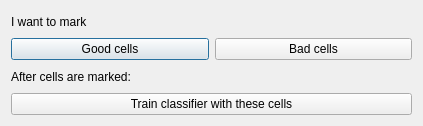
Qt form views/listclassifier.ui (tmramalho/bigCellBrotherGUI) before a commit.
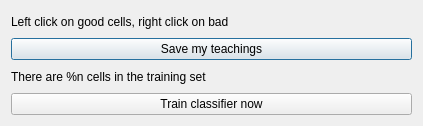
The same form after that commit.

```diff
--- a/views/listclassifier.ui
+++ b/views/listclassifier.ui
@@ -28,35 +28,28 @@
      <item row="0" column="0" colspan="2">
       <widget class="QLabel" name="label">
        <property name="text">
-        <string>I want to mark</string>
+        <string>Left click on good cells, right click on bad</string>
        </property>
       </widget>
      </item>
-     <item row="1" column="0">
-      <widget class="QPushButton" name="goodCells">
+     <item row="1" column="0" colspan="2">
+      <widget class="QPushButton" name="save">
        <property name="text">
-        <string>Good cells</string>
+        <string>Save my teachings</string>
        </property>
       </widget>
      </item>
-     <item row="1" column="1">
-      <widget class="QPushButton" name="badCells">
-       <property name="text">
-        <string>Bad cells</string>
-       </property>
-      </widget>
-     </item>
-     <item row="2" column="0" colspan="2">
+     <item row="3" column="0" colspan="2">
       <widget class="QLabel" name="label_2">
        <property name="text">
-        <string>After cells are marked:</string>
+        <string>There are %n cells in the training set</string>
        </property>
       </widget>
      </item>
-     <item row="5" column="0" colspan="2">
+     <item row="6" column="0" colspan="2">
       <widget class="QPushButton" name="train">
        <property name="text">
-        <string>Train classifier with these cells</string>
+        <string>Train classifier now</string>
        </property>
       </widget>
      </item>
```
